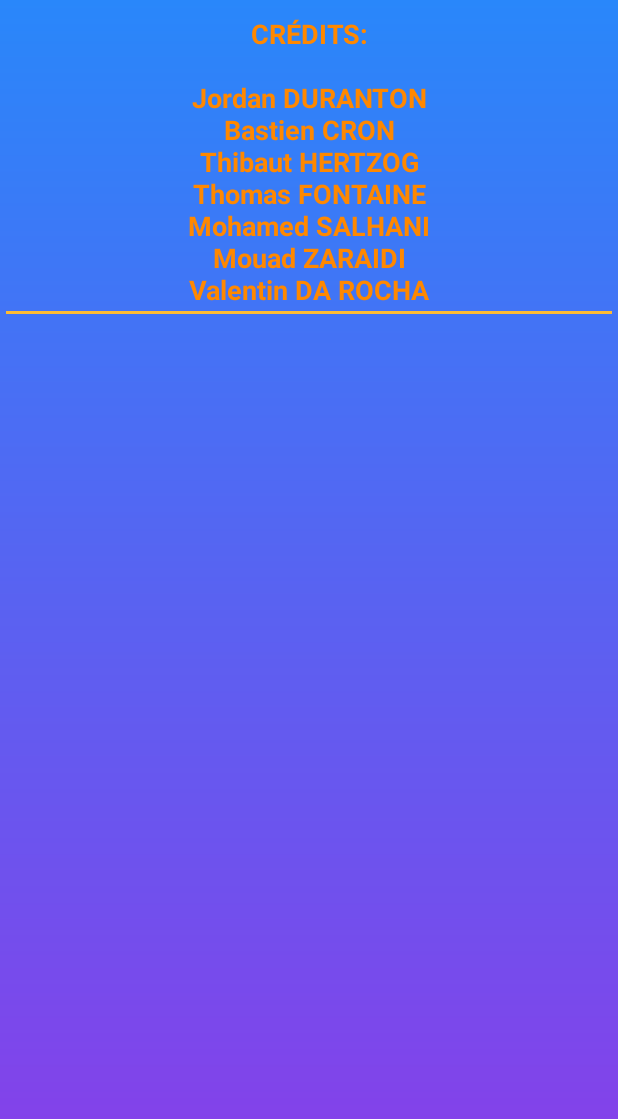
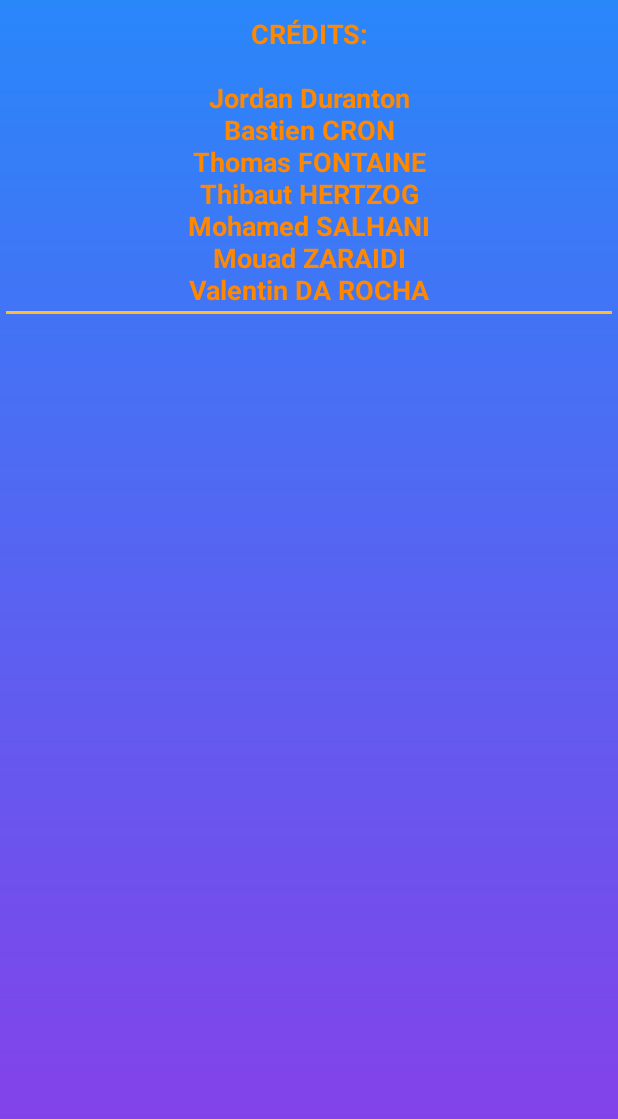
Before and after one commit to THlBQUT/MiniMaths, an Android app: the layout activity_credits.xml on its own in the app's theme, with its tools: preview values and no code run, on a phone screen of 412 x 824 dp. Shown: the top 1119 px of the screen. Run offline under Robolectric (Android 15) with nearby library versions, the phone set to English and light mode, and no system bars.

Commit message:
correction de activity_credits.xml

```diff
--- a/app/src/main/res/layout/activity_credits.xml
+++ b/app/src/main/res/layout/activity_credits.xml
@@ -10,7 +10,7 @@
         android:layout_width="match_parent"
         android:layout_height="wrap_content"
         android:ems="10"
-        android:text="@string/cr_dits_n_njordan_duranton_nbastien_cron_nthibaut_hertzog_nthomas_fontaine_nmohamed_salhani_nmouad_zaraidi_nvalentin_da_rocha"
+        android:text="@string/credits"
         android:gravity="start|top"
         android:inputType="textMultiLine"
         android:textColor="@android:color/holo_orange_dark"
--- a/app/src/main/res/values/strings.xml
+++ b/app/src/main/res/values/strings.xml
@@ -16,5 +16,5 @@
     <string name="attachment_summary_on">Automatically download attachments for incoming emails
     </string>
     <string name="attachment_summary_off">Only download attachments when manually requested</string>
-    <string name="cr_dits_n_njordan_duranton_nbastien_cron_nthibaut_hertzog_nthomas_fontaine_nmohamed_salhani_nmouad_zaraidi_nvalentin_da_rocha">CRÉDITS:\n\nJordan DURANTON\nBastien CRON\nThibaut HERTZOG\nThomas FONTAINE\nMohamed SALHANI\nMouad ZARAIDI\nValentin DA ROCHA</string>
+    <string name="credits">CRÉDITS:\n\nJordan Duranton\nBastien CRON\nThomas FONTAINE\nThibaut HERTZOG\nMohamed SALHANI\nMouad ZARAIDI\nValentin DA ROCHA</string>
 </resources>
```
